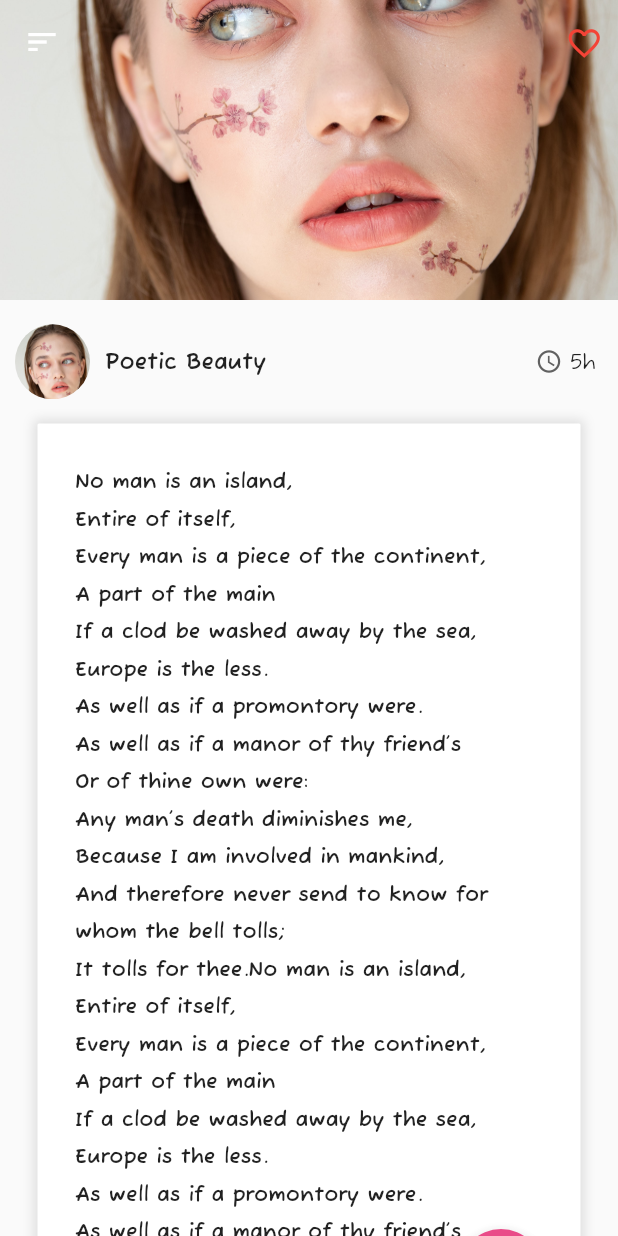
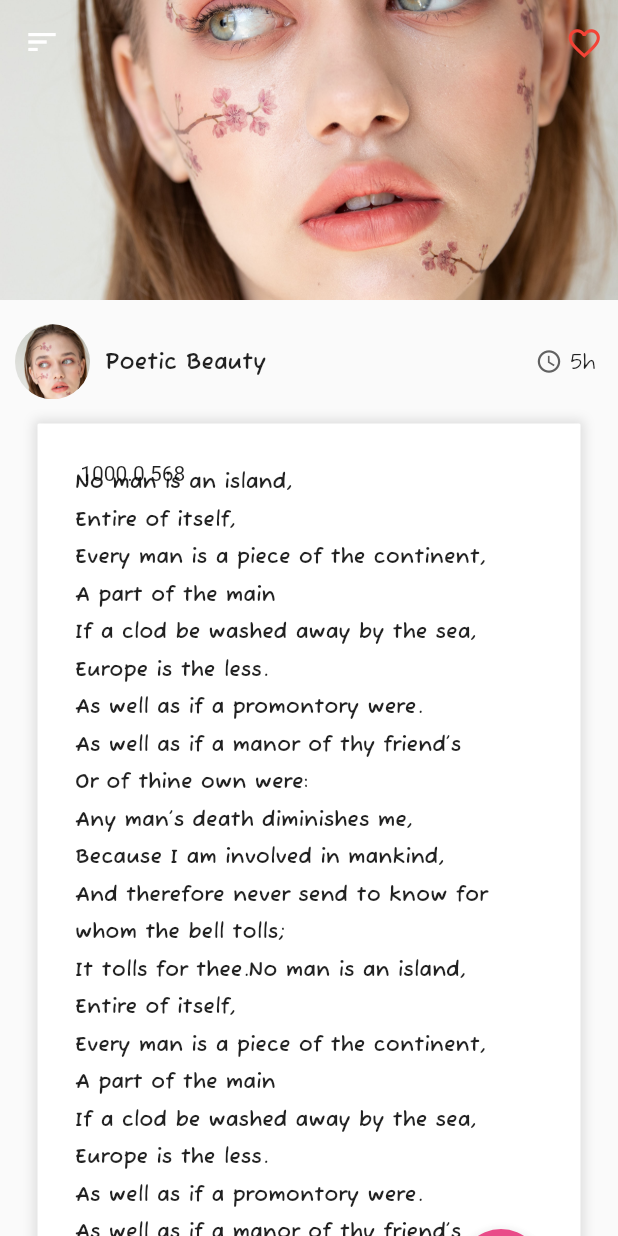
Before and after one commit to Marvin-desmond/ai-poem-app, a Flutter app: the SecondScreen screen opened by its route, on a phone screen of 412 x 824 dp. Run offline on Flutter 3.47's test engine with Material 2 defaults, Android fonts, the phone set to English and light mode, and no system bars; our stand-ins replace flutter_animate, gap; missing offline and left inert: extra_alignments.

Commit message:
Initial App Commit

```diff
--- a/lib/poem.dart
+++ b/lib/poem.dart
@@ -105,12 +105,12 @@ class _PoemChildState extends State<PoemChild> {
           builder: (context, constraints) {
             return Stack(
               children: <Widget>[
-                // Positioned(
-                //   top: 0,
-                //   left: 0,
-                //   child: Text(
-                //       "$message $scrollerHeight ${constraints.maxHeight.round()}"),
-                // ),
+                Positioned(
+                  top: 0,
+                  left: 0,
+                  child: Text(
+                      "$message $scrollerHeight ${constraints.maxHeight.round()}"),
+                ),
                 PoemText(
                     key: globalKey,
                     controller: _controller,
```
